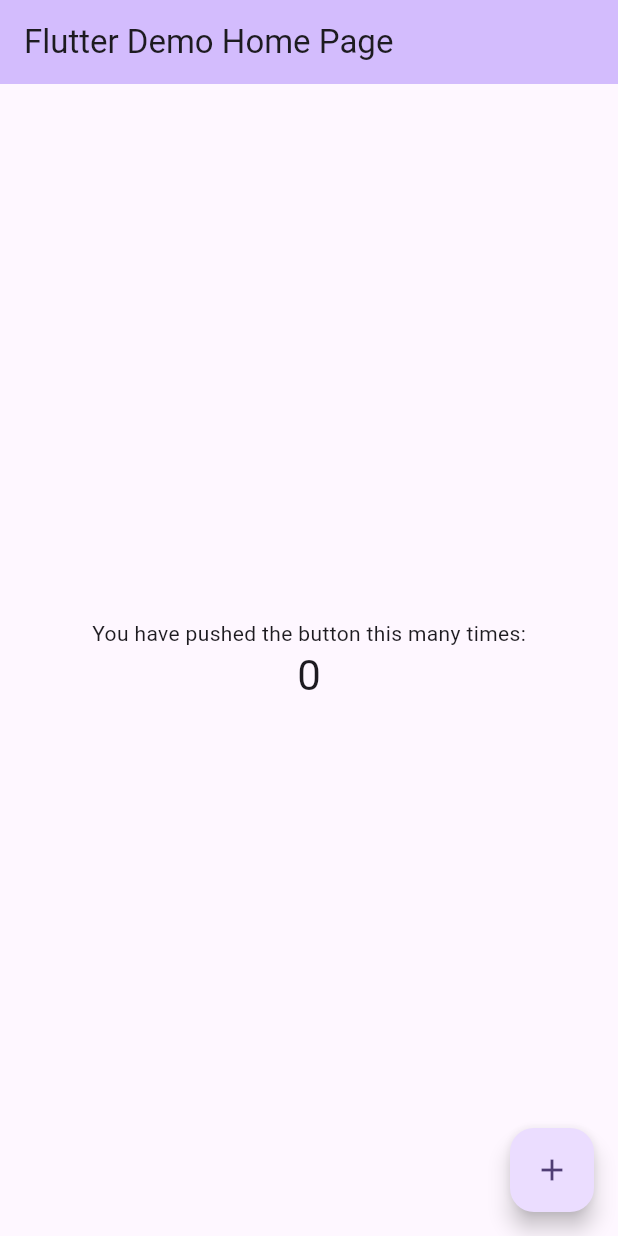
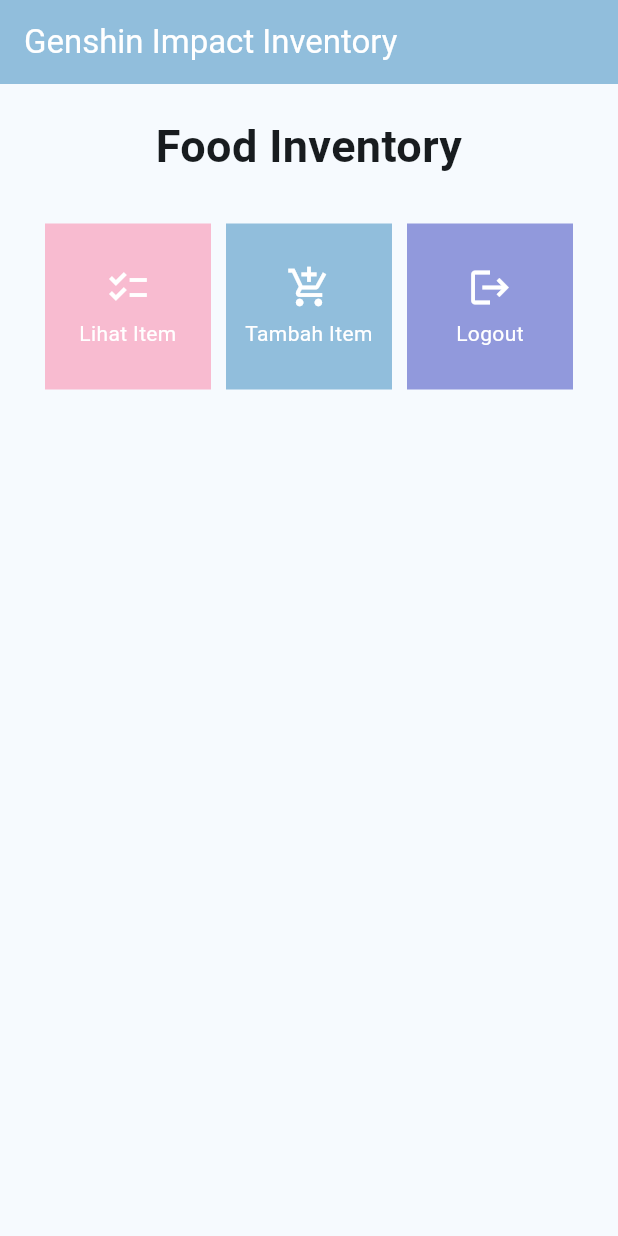
Before and after one commit to AzkaNydiaEsti/food_inventory_mobile, a Flutter app: the screen it shows after launch, on a phone screen of 412 x 824 dp. Run offline on Flutter 3.47's test engine with Material 2 defaults, Android fonts, the phone set to English and light mode, and no system bars.

Commit message:
Tugas 7 Selesai

```diff
--- a/lib/main.dart
+++ b/lib/main.dart
@@ -1,4 +1,5 @@
 import 'package:flutter/material.dart';
+import 'package:food_inventory_mobile/menu.dart';
 
 void main() {
   runApp(const MyApp());
@@ -28,98 +29,10 @@
         //
         // This works for code too, not just values: Most code changes can be
         // tested with just a hot reload.
-        colorScheme: ColorScheme.fromSeed(seedColor: Colors.deepPurple),
+        colorScheme: ColorScheme.fromSeed(seedColor: const Color.fromARGB(255, 145,190,220)),
         useMaterial3: true,
       ),
-      home: const MyHomePage(title: 'Flutter Demo Home Page'),
+      home: MyHomePage(),
     );
   }
 }
-
-class MyHomePage extends StatefulWidget {
-  const MyHomePage({super.key, required this.title});
-
-  // This widget is the home page of your application. It is stateful, meaning
-  // that it has a State object (defined below) that contains fields that affect
-  // how it looks.
-
-  // This class is the configuration for the state. It holds the values (in this
-  // case the title) provided by the parent (in this case the App widget) and
-  // used by the build method of the State. Fields in a Widget subclass are
-  // always marked "final".
-
-  final String title;
-
-  @override
-  State<MyHomePage> createState() => _MyHomePageState();
-}
-
-class _MyHomePageState extends State<MyHomePage> {
-  int _counter = 0;
-
-  void _incrementCounter() {
-    setState(() {
-      // This call to setState tells the Flutter framework that something has
-      // changed in this State, which causes it to rerun the build method below
-      // so that the display can reflect the updated values. If we changed
-      // _counter without calling setState(), then the build method would not be
-      // called again, and so nothing would appear to happen.
-      _counter++;
-    });
-  }
-
-  @override
-  Widget build(BuildContext context) {
-    // This method is rerun every time setState is called, for instance as done
-    // by the _incrementCounter method above.
-    //
-    // The Flutter framework has been optimized to make rerunning build methods
-    // fast, so that you can just rebuild anything that needs updating rather
-    // than having to individually change instances of widgets.
-    return Scaffold(
-      appBar: AppBar(
-        // TRY THIS: Try changing the color here to a specific color (to
-        // Colors.amber, perhaps?) and trigger a hot reload to see the AppBar
-        // change color while the other colors stay the same.
-        backgroundColor: Theme.of(context).colorScheme.inversePrimary,
-        // Here we take the value from the MyHomePage object that was created by
-        // the App.build method, and use it to set our appbar title.
-        title: Text(widget.title),
-      ),
-      body: Center(
-        // Center is a layout widget. It takes a single child and positions it
-        // in the middle of the parent.
-        child: Column(
-          // Column is also a layout widget. It takes a list of children and
-          // arranges them vertically. By default, it sizes itself to fit its
-          // children horizontally, and tries to be as tall as its parent.
-          //
-          // Column has various properties to control how it sizes itself and
-          // how it positions its children. Here we use mainAxisAlignment to
-          // center the children vertically; the main axis here is the vertical
-          // axis because Columns are vertical (the cross axis would be
-          // horizontal).
-          //
-          // TRY THIS: Invoke "debug painting" (choose the "Toggle Debug Paint"
-          // action in the IDE, or press "p" in the console), to see the
-          // wireframe for each widget.
-          mainAxisAlignment: MainAxisAlignment.center,
-          children: <Widget>[
-            const Text(
-              'You have pushed the button this many times:',
-            ),
-            Text(
-              '$_counter',
-              style: Theme.of(context).textTheme.headlineMedium,
-            ),
-          ],
-        ),
-      ),
-      floatingActionButton: FloatingActionButton(
-        onPressed: _incrementCounter,
-        tooltip: 'Increment',
-        child: const Icon(Icons.add),
-      ), // This trailing comma makes auto-formatting nicer for build methods.
-    );
-  }
-}
--- /dev/null
+++ b/lib/menu.dart
@@ -0,0 +1,116 @@
+import 'package:flutter/material.dart';
+
+
+class MyHomePage extends StatelessWidget {
+    MyHomePage({Key? key}) : super(key: key);
+
+    final List<InventoryItem> items = [
+    InventoryItem("Lihat Item", Icons.checklist, const Color.fromRGBO(248, 187, 208, 1)),
+    InventoryItem("Tambah Item", Icons.add_shopping_cart, const Color.fromARGB(255, 145,190,220)),
+    InventoryItem("Logout", Icons.logout, const Color.fromARGB(255, 145,153,220)),
+    ];
+
+    @override
+    Widget build(BuildContext context) {
+        return Scaffold(
+      appBar: AppBar(
+        title: const Text(
+          'Genshin Impact Inventory',
+        ),
+        backgroundColor:  const Color.fromARGB(255, 145,190,220),
+        foregroundColor: Colors.white,
+      ),
+      body: SingleChildScrollView(
+        // Widget wrapper yang dapat discroll
+        child: Padding(
+          padding: const EdgeInsets.all(10.0), // Set padding dari halaman
+          child: Column(
+            // Widget untuk menampilkan children secara vertikal
+            children: <Widget>[
+              const Padding(
+                padding: EdgeInsets.only(top: 10.0, bottom: 10.0),
+                // Widget Text untuk menampilkan tulisan dengan alignment center dan style yang sesuai
+                child: Text(
+                  'Food Inventory', // Text yang menandakan toko
+                  textAlign: TextAlign.center,
+                  style: TextStyle(
+                    fontSize: 30,
+                    fontWeight: FontWeight.bold,
+                  ),
+                ),
+              ),
+              // Grid layout
+              GridView.count(
+                // Container pada card kita.
+                primary: true,
+                padding: const EdgeInsets.all(20),
+                crossAxisSpacing: 10,
+                mainAxisSpacing: 10,
+                crossAxisCount: 3,
+                shrinkWrap: true,
+                children: items.map((InventoryItem item) {
+                  // Iterasi untuk setiap item
+                  return InventoryCard(item);
+                }).toList(),
+              ),
+            ],
+          ),
+        ),
+      ),
+    );
+    }
+}
+
+class InventoryItem {
+  final String name;
+  final IconData icon;
+  final Color color;
+
+  InventoryItem(this.name, this.icon, this.color);
+}
+
+class InventoryCard extends StatelessWidget {
+  final InventoryItem item;
+
+  const InventoryCard(this.item, {super.key}); // Constructor
+
+  @override
+  Widget build(BuildContext context) {
+    return Material(
+      // Ubah warna sesuai tombol
+      color: item.color,
+      child: InkWell(
+        // Area responsive terhadap sentuhan
+        onTap: () {
+          // Memunculkan SnackBar ketika diklik
+          ScaffoldMessenger.of(context)
+            ..hideCurrentSnackBar()
+            ..showSnackBar(SnackBar(
+                content: Text("Kamu telah menekan tombol ${item.name}!")));
+        },
+        child: Container(
+          // Container untuk menyimpan Icon dan Text
+          padding: const EdgeInsets.all(8),
+          child: Center(
+            child: Column(
+              mainAxisAlignment: MainAxisAlignment.center,
+              children: [
+                Icon(
+                  item.icon,
+                  color: Colors.white,
+                  size: 30.0,
+                ),
+                const Padding(padding: EdgeInsets.all(3)),
+                Text(
+                  item.name,
+                  textAlign: TextAlign.center,
+                  style: const TextStyle(color: Colors.white),
+                ),
+              ],
+            ),
+          ),
+        ),
+      ),
+    );
+  }
+}
```
Also changed, not shown: 1 other file.
